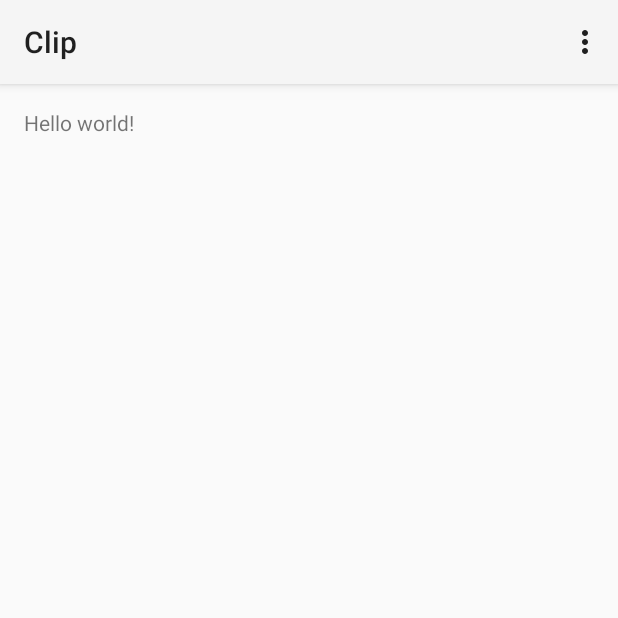
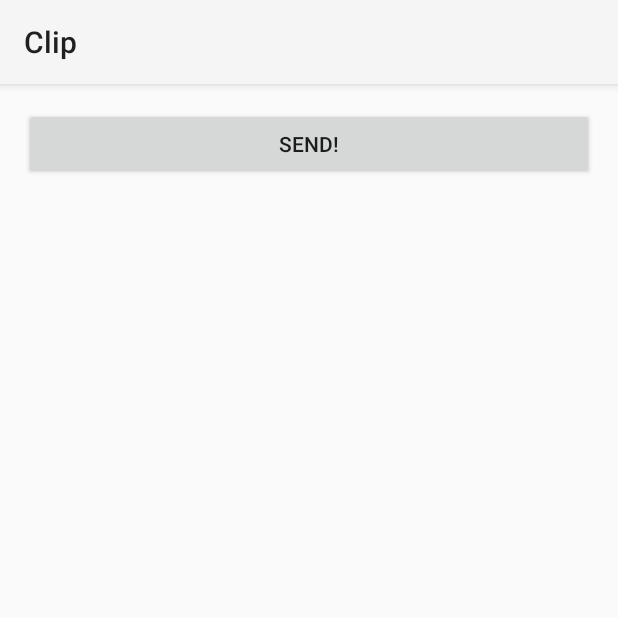
Before and after one commit to JorisvanWinden/Clip, an Android app: the screen it shows after launch (Main), on a phone screen of 412 x 824 dp, the top half of it. Run offline under Robolectric (Android 15) with nearby library versions, the phone set to English and light mode, and no system bars.

Commit message:
Setup Main activity and layout
Ip address is pre-configured, as is port number.

```diff
--- a/build.gradle
+++ b/build.gradle
@@ -17,7 +17,7 @@ android {
 	buildToolsVersion "19.0.3"
 
 	defaultConfig {
-        minSdkVersion 8
+		minSdkVersion 11
 		targetSdkVersion 19
 		versionCode 1
 		versionName "1.0"
--- a/src/main/java/com/jvw/clip/Main.java
+++ b/src/main/java/com/jvw/clip/Main.java
@@ -1,38 +1,62 @@
 package com.jvw.clip;
 
+import android.app.Activity;
+import android.content.ClipData;
+import android.content.ClipboardManager;
+import android.os.AsyncTask;
+import android.os.Bundle;
 import android.support.v7.app.ActionBarActivity;
-import android.os.Bundle;
-import android.view.Menu;
-import android.view.MenuItem;
+import android.view.View;
+import android.widget.Button;
+
+import java.io.DataOutputStream;
+import java.io.IOException;
+import java.net.Socket;
 
 
-public class Main extends ActionBarActivity {
+public class Main extends ActionBarActivity implements View.OnClickListener {
+
+	private ClipboardManager clipBoard;
 
     @Override
     protected void onCreate(Bundle savedInstanceState) {
         super.onCreate(savedInstanceState);
         setContentView(R.layout.activity_main);
+	    Button send = (Button) findViewById(R.id.clip_send_button);
+	    clipBoard = (ClipboardManager) getSystemService(Activity.CLIPBOARD_SERVICE);
+	    send.setOnClickListener(this);
     }
 
 
-    @Override
-    public boolean onCreateOptionsMenu(Menu menu) {
+	@Override
+	public void onClick(View v) {
+		new SendClipboardTask().execute();
+	}
 
-        // Inflate the menu; this adds items to the action bar if it is present.
-        getMenuInflater().inflate(R.menu.main, menu);
-        return true;
-    }
+	private class SendClipboardTask extends AsyncTask<Void, Void, Void> {
 
-    @Override
-    public boolean onOptionsItemSelected(MenuItem item) {
-        // Handle action bar item clicks here. The action bar will
-        // automatically handle clicks on the Home/Up button, so long
-        // as you specify a parent activity in AndroidManifest.xml.
-        int id = item.getItemId();
-        if (id == R.id.action_settings) {
-            return true;
-        }
-        return super.onOptionsItemSelected(item);
-    }
+		@Override
+		protected Void doInBackground(Void... params) {
+			try {
+				if (clipBoard.hasPrimaryClip()) {
+					if (clipBoard.getPrimaryClip().getItemCount() > 0) {
+						ClipData.Item item = clipBoard.getPrimaryClip().getItemAt(0);
+						String s = item.getText().toString();
+						send(s);
+					}
+				}
+			} catch (IOException e) {
+				e.printStackTrace();
+			}
+			return null;
+		}
 
+		private void send(String s) throws IOException {
+			Socket socket = new Socket("192.168.1.39", 60607);
+			DataOutputStream out = new DataOutputStream(socket.getOutputStream());
+			out.writeUTF(s);
+			out.flush();
+			out.close();
+		}
+	}
 }
--- a/src/main/res/layout/activity_main.xml
+++ b/src/main/res/layout/activity_main.xml
@@ -2,15 +2,20 @@
                 xmlns:tools="http://schemas.android.com/tools"
                 android:layout_width="match_parent"
                 android:layout_height="match_parent"
+                android:paddingBottom="@dimen/activity_vertical_margin"
                 android:paddingLeft="@dimen/activity_horizontal_margin"
                 android:paddingRight="@dimen/activity_horizontal_margin"
                 android:paddingTop="@dimen/activity_vertical_margin"
-    android:paddingBottom="@dimen/activity_vertical_margin"
                 tools:context="com.jvw.clip.Main">
 
-    <TextView
-        android:text="@string/hello_world"
+	<Button
+		android:id="@+id/clip_send_button"
 		android:layout_width="wrap_content"
-        android:layout_height="wrap_content" />
-
+		android:layout_height="wrap_content"
+		android:layout_alignParentEnd="true"
+		android:layout_alignParentLeft="true"
+		android:layout_alignParentRight="true"
+		android:layout_alignParentStart="true"
+		android:layout_alignParentTop="true"
+		android:text="@string/send"/>
 </RelativeLayout>
--- a/src/main/res/menu/main.xml
+++ /dev/null
@@ -1,10 +0,0 @@
-<menu xmlns:android="http://schemas.android.com/apk/res/android"
-    xmlns:app="http://schemas.android.com/apk/res-auto"
-    xmlns:tools="http://schemas.android.com/tools"
-    tools:context="com.jvw.clip.Main" >
-
-    <item android:id="@+id/action_settings"
-        android:title="@string/action_settings"
-        android:orderInCategory="100"
-        app:showAsAction="never" />
-</menu>
--- a/src/main/res/values/strings.xml
+++ b/src/main/res/values/strings.xml
@@ -1,8 +1,8 @@
 <?xml version="1.0" encoding="utf-8"?>
 <resources>
 
-    <string name="app_name">Clip</string>
-    <string name="hello_world">Hello world!</string>
-    <string name="action_settings">Settings</string>
-
+	<string name="app_name">Clip</string>
+	<string name="hello_world">Hello world!</string>
+	<string name="action_settings">Settings</string>
+	<string name="send">Send!</string>
 </resources>
```
Also changed, not shown: 1 other file. Lines whose indentation alone changed are shown as unchanged.
